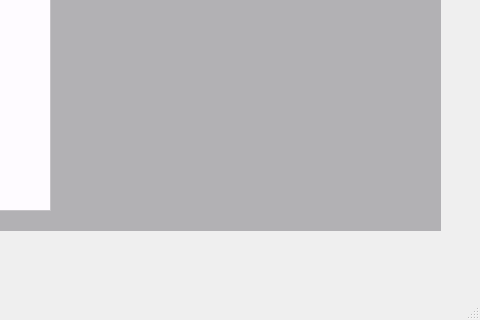
Before: the Qt Designer form mainwindow.ui in DanielKoKo/Baseball_Project, drawn with Qt 5; both pictures show x 320 to 800 and y 280 to 600 of the 800 by 600 pixel window.
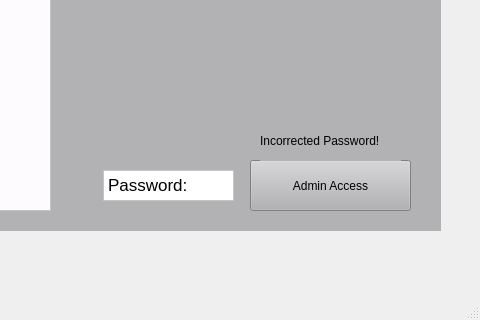
After: the same form once the commit is applied.

Patch:
```diff
--- a/mainwindow.ui
+++ b/mainwindow.ui
@@ -161,6 +161,56 @@
        <string>Major</string>
       </property>
      </widget>
+     <widget class="QPushButton" name="admin_button">
+      <property name="geometry">
+       <rect>
+        <x>530</x>
+        <y>410</y>
+        <width>161</width>
+        <height>51</height>
+       </rect>
+      </property>
+      <property name="styleSheet">
+       <string notr="true">color: black;</string>
+      </property>
+      <property name="text">
+       <string>Admin Access</string>
+      </property>
+     </widget>
+     <widget class="QTextEdit" name="password_textEdit">
+      <property name="geometry">
+       <rect>
+        <x>383</x>
+        <y>420</y>
+        <width>131</width>
+        <height>31</height>
+       </rect>
+      </property>
+      <property name="styleSheet">
+       <string notr="true">background: white;
+color: black;</string>
+      </property>
+      <property name="html">
+       <string>&lt;!DOCTYPE HTML PUBLIC &quot;-//W3C//DTD HTML 4.0//EN&quot; &quot;http://www.w3.org/TR/REC-html40/strict.dtd&quot;&gt;
+&lt;html&gt;&lt;head&gt;&lt;meta name=&quot;qrichtext&quot; content=&quot;1&quot; /&gt;&lt;style type=&quot;text/css&quot;&gt;
+p, li { white-space: pre-wrap; }
+&lt;/style&gt;&lt;/head&gt;&lt;body style=&quot; font-family:'.SF NS Text'; font-size:13pt; font-weight:400; font-style:normal;&quot;&gt;
+&lt;p style=&quot; margin-top:0px; margin-bottom:0px; margin-left:0px; margin-right:0px; -qt-block-indent:0; text-indent:0px;&quot;&gt;&lt;span style=&quot; font-family:'.SF NS Text';&quot;&gt;Password:&lt;/span&gt;&lt;/p&gt;&lt;/body&gt;&lt;/html&gt;</string>
+      </property>
+     </widget>
+     <widget class="QLabel" name="incorrect_label">
+      <property name="geometry">
+       <rect>
+        <x>540</x>
+        <y>370</y>
+        <width>141</width>
+        <height>41</height>
+       </rect>
+      </property>
+      <property name="text">
+       <string>Incorrected Password!</string>
+      </property>
+     </widget>
     </widget>
     <widget class="QWidget" name="page_2"/>
    </widget>
```
Left out of the diff: 52 changed lines with no effect on the pictures.
